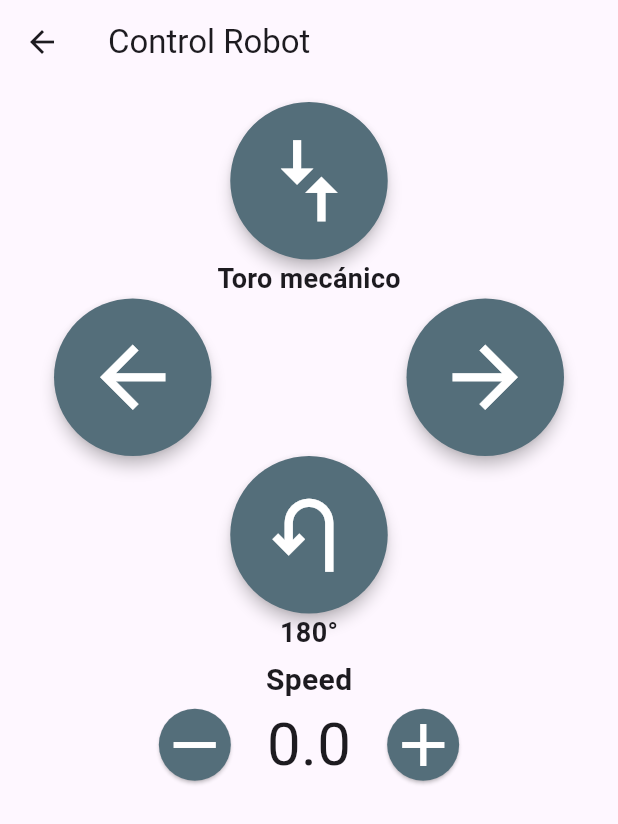
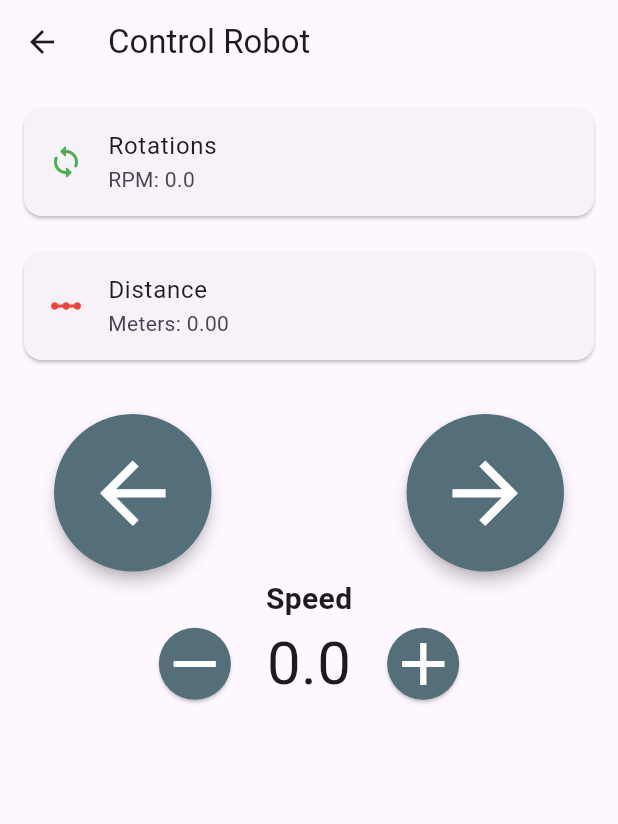
Before and after one commit to XavierGomez95/RemoteControl, a Flutter app: the ControlScreen screen opened directly, on a phone screen of 412 x 824 dp. Shown: the top 824 px of the screen. Run offline on Flutter 3.47's test engine with Material 3 defaults, Android fonts, the phone set to English and light mode, and no system bars; our stand-ins replace flutter_blue.

Commit message:
rpm y distancia

```diff
--- a/lib/screens/control_screen.dart
+++ b/lib/screens/control_screen.dart
@@ -1,13 +1,19 @@
 import 'package:flutter/material.dart';
+import '../velocity_controller.dart';
 import '../widgets/direction_control.dart';
 import '../widgets/velocity_control.dart';
 import 'dart:io';
 
+class ControlScreen extends StatefulWidget {
+  ControlScreen({super.key});
 
+  @override
+  _ControlScreenState createState() => _ControlScreenState();
+}
 
-
-class ControlScreen extends StatelessWidget {
-  const ControlScreen({super.key});
+class _ControlScreenState extends State<ControlScreen> {
+  double velocity = 0.0;
+  VelocityController myVelocityController = VelocityController(0.0);
 
   void _handleDirectionSelected(String direction) {
     _sendMessageToRaspberry(direction);
@@ -17,20 +23,23 @@ class ControlScreen extends StatelessWidget {
   void _handleSpeedSelected(String speed) {
     _sendMessageToRaspberry(speed);
     print('Speed selected: $speed');
+    velocity = double.parse(speed);
+    myVelocityController.updateVelocity(velocity);
   }
 
   void _sendMessageToRaspberry(String message) async {
     try {
-      Socket socket = await Socket.connect('192.168.1.126', 8080);
+      Socket socket = await Socket.connect('192.168.1.126', 8000);
       socket.write(message);
       socket.close();
     } catch (e) {
       print(e);
 
-      SnackBar(
+      ScaffoldMessenger.of(context).showSnackBar(
+        SnackBar(
           content: Text('Error connecting to the server: $e'),
+        ),
       );
-
     }
   }
 
@@ -48,13 +57,15 @@ class ControlScreen extends StatelessWidget {
             children: [
               DirectionControl(
                 onDirectionSelected: _handleDirectionSelected,
-                buttonSize: 130, // Tamaño personalizado para los botones
-              ),// Espacio entre los controles
+                velocityController: myVelocityController,
+                buttonSize: 130,
+              ),
               VelocityControl(
                 onSpeedSelected: _handleSpeedSelected,
-                sliderHeight: 40, // Altura personalizada para el control deslizante
+                sliderHeight: 40,
+                velocityController: myVelocityController,
               ),
-              // Añade aquí otros controles si son necesarios
+              // Add other controls here if needed
             ],
           ),
         ),
--- /dev/null
+++ b/lib/velocity_controller.dart
@@ -0,0 +1,26 @@
+import 'package:flutter/foundation.dart';
+
+class VelocityController extends ValueNotifier<double> {
+  VelocityController(double initialValue) : super(initialValue);
+
+  void updateVelocity(double newVelocity) {
+    value = newVelocity;
+    notifyListeners();
+
+    if (newVelocity == 1.0) {
+      value = 40;
+    } else if (newVelocity == 2.0) {
+      value = 50;
+    } else if (newVelocity == 3.0) {
+      value = 60;
+    } else if (newVelocity == 4.0) {
+      value = 70;
+    } else if (newVelocity == 5.0) {
+      value = 80;
+    } else if (newVelocity == 6.0) {
+      value = 90;
+    } else if (newVelocity == 7.0) {
+      value = 100;
+    }
+  }
+}
--- a/lib/widgets/direction_control.dart
+++ b/lib/widgets/direction_control.dart
@@ -1,18 +1,21 @@
+import 'dart:async';
+
 import 'package:flutter/material.dart';
+import 'package:remotecontrol/velocity_controller.dart';
 import 'package:remotecontrol/widgets/directionButton.dart';
+
+final GlobalKey<_DirectionControlState> directionControlKey = GlobalKey();
 
 class DirectionControl extends StatefulWidget {
   final Function(String direction) onDirectionSelected;
   final double buttonSize;
-  final String returnText;
-  final String bullText;
+  final VelocityController velocityController;
 
   DirectionControl({
     super.key,
     required this.onDirectionSelected,
-    this.returnText = '180°',
-    this.bullText = 'Toro mecánico',
-    this.buttonSize = 60.0, // Tamaño de los botones
+    this.buttonSize = 60.0,
+    required this.velocityController, // Tamaño de los botones
   });
 
   @override
@@ -20,10 +23,39 @@ class DirectionControl extends StatefulWidget {
 }
 
 class _DirectionControlState extends State<DirectionControl> {
-  bool bullState = false;
+  final Stopwatch _stopwatch = Stopwatch()..start();
+  double _ultimaActualizacion = 0.0;
+  double _distanciaMetros = 0.0;
+
+  double get velocity => widget.velocityController.value;
+
+  // Método para calcular la distancia en metros
+  double calcularDistanciaEnMetros(double tiempoTranscurrido) {
+    // La relación es 21.5 cm por cada RPM
+    const relacionCmPorRPM = 21.5;
+    return (velocity * relacionCmPorRPM * tiempoTranscurrido) / (100 * 60); // Convertir de cm a metros
+  }
+
+  void _actualizarDistancia() {
+    double tiempoTranscurrido = _stopwatch.elapsed.inSeconds.toDouble();
+    setState(() {
+      _distanciaMetros += calcularDistanciaEnMetros(tiempoTranscurrido - _ultimaActualizacion);
+      _ultimaActualizacion = tiempoTranscurrido;
+    });
+  }
+
+  @override
+  void initState() {
+    super.initState();
+    // Configura un temporizador para actualizar la distancia cada segundo
+    Timer.periodic(const Duration(seconds: 1), (_) {
+      _actualizarDistancia();
+    });
+  }
 
   @override
   Widget build(BuildContext context) {
+    print(widget.velocityController.value);
     // Estilo para los botones
     final buttonStyle = ElevatedButton.styleFrom(
       foregroundColor: Colors.white,
@@ -34,33 +66,32 @@ class _DirectionControlState extends State<DirectionControl> {
     );
 
 
+    return ValueListenableBuilder<double>(
+      valueListenable: widget.velocityController,
+      builder: (context, velocity, _) {
+
         return Padding(
-      padding: const EdgeInsets.all(4.0), // Espacio alrededor de la grilla de botones
+          padding: const EdgeInsets.all(4.0),
           child: Column(
             mainAxisSize: MainAxisSize.min,
             children: [
-          // Botón de subir y bajar el toro mecánico
-          Transform.rotate(
-            angle: -1.5708, // 0.5 pi radianes
-            child: DirectionButton(
-              icon: Icons.compare_arrows,
-              onPressed: () {
-                // Cambia el estado de bullState y llama a la función correspondiente
-                bullState = !bullState; // Cambia el estado a su contrario
-                widget.onDirectionSelected(bullState ? 'UP' : 'DOWN');
-              },
-              size: widget.buttonSize,
-              style: buttonStyle,
+              // Resto del código...
+              Card(
+                child: ListTile(
+                  leading: Icon(Icons.sync_rounded, color: Colors.green),
+                  title: const Text('Rotations'),
+                  subtitle: Text('RPM: $velocity'),
                 ),
               ),
-          Text(
-            widget.bullText,
-            style: const TextStyle(
-              fontSize: 18,
-              fontWeight: FontWeight.bold,
-            ), // Estilo del texto (ajusta según sea necesario)
+              SizedBox(height: 16.0),
+              Card(
+                child: ListTile(
+                  leading: Icon(Icons.linear_scale, color: Colors.red),
+                  title: const Text('Distance'),
+                  subtitle: Text('Meters: ${_distanciaMetros.toStringAsFixed(2)}'),
                 ),
-          // Fila del medio con botones izquierdo y derecho
+              ),
+              SizedBox(height: 32.0),
               Row(
                 mainAxisAlignment: MainAxisAlignment.center,
                 children: [
@@ -79,23 +110,11 @@ class _DirectionControlState extends State<DirectionControl> {
                   ),
                 ],
               ),
-          // Botón de abajo
-       // Radianes equivalentes a 90 grados en sentido antihorario
-          DirectionButton(
-            icon: Icons.u_turn_left,
-            onPressed: () => widget.onDirectionSelected('180 degrees'),
-            size: widget.buttonSize,
-            style: buttonStyle,
-          ),
-          Text(
-            widget.returnText,
-            style: const TextStyle(
-              fontSize: 18,
-              fontWeight: FontWeight.bold,
-            ), // Estilo del texto (ajusta según sea necesario)
-          ),
+              // Resto del código...
             ],
           ),
         );
+      },
+    );
   }
 }
--- a/lib/widgets/velocity_control.dart
+++ b/lib/widgets/velocity_control.dart
@@ -1,13 +1,18 @@
 import 'package:flutter/material.dart';
+
+import '../velocity_controller.dart';
 
 class VelocityControl extends StatefulWidget {
   final double sliderHeight;
   final Function(String speed) onSpeedSelected;
+  final VelocityController velocityController;
 
   const VelocityControl({
     super.key,
     this.sliderHeight = 40.0,
-    required this.onSpeedSelected});
+    required this.onSpeedSelected,
+    required this.velocityController,
+  });
 
   @override
   _VelocityControlState createState() => _VelocityControlState();
```
Lines whose indentation alone changed are shown as unchanged.
